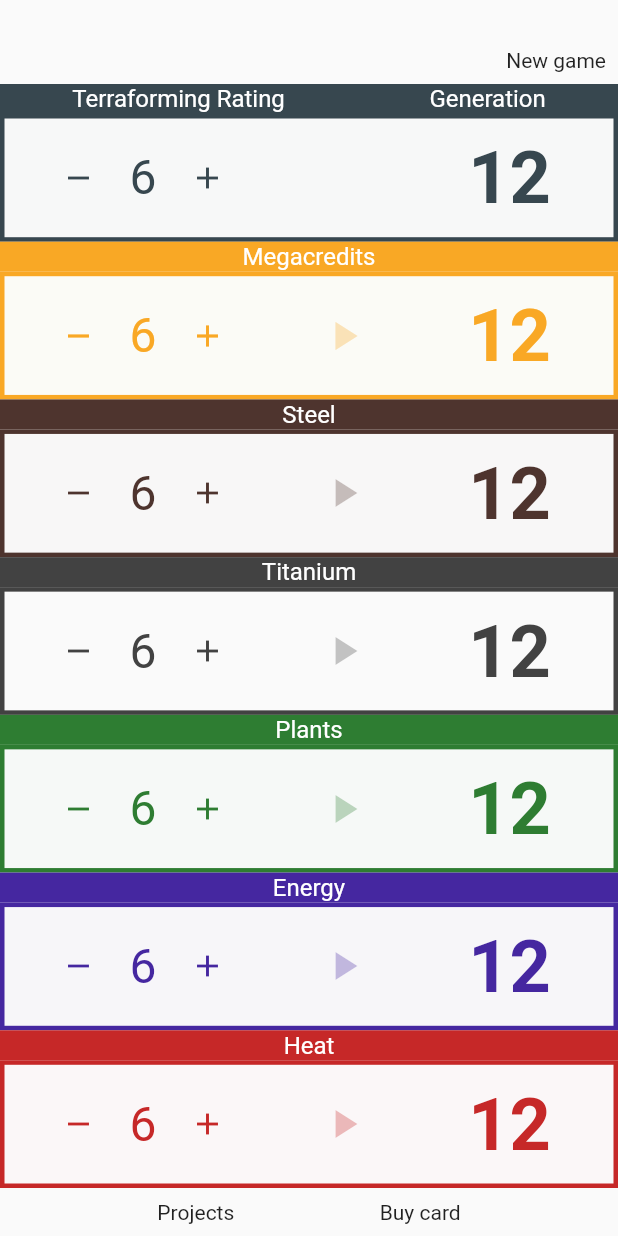
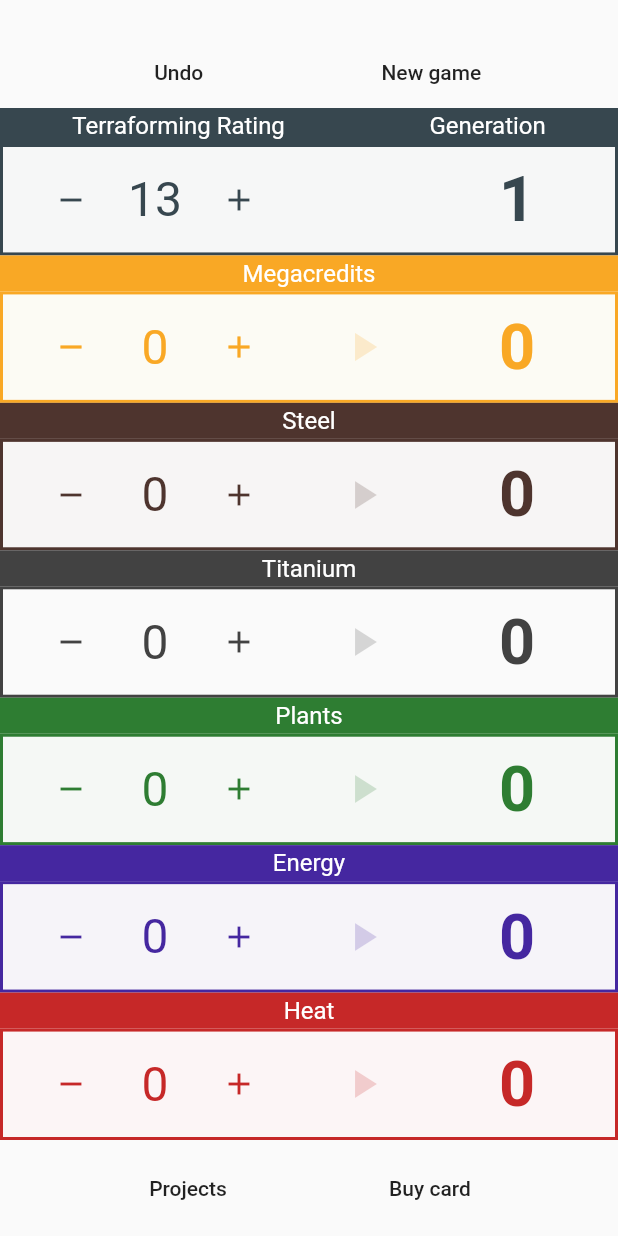
Before and after one commit to sebasrobert/tmTrackerApp, a Flutter app: the screen it shows after launch, after a tap on the "remove" icon, on a phone screen of 412 x 824 dp. Run offline on Flutter 3.47's test engine with Material 2 defaults, Android fonts, the phone set to English and light mode, and no system bars; our stand-ins replace numberpicker.

Commit message:
UI Design

```diff
--- a/lib/main.dart
+++ b/lib/main.dart
@@ -3,11 +3,20 @@ import 'package:numberpicker/numberpicker.dart';
 
 void main() => runApp(MyApp());
 
-const double borderCircularRadius = 0;
-const int mainColorTeint = 800;
-const int subColorTeint = 50;
-const double subColorOpacity = 0.2;
+const double BORDER_CIRCULAR_RADIUS = 0;
+const int MAIN_COLOR_TEINT = 800;
+const int SUB_COLOR_TEINT = 50;
+const double SUB_COLOR_OPACITY = 0.3;
+const double BORDER_WITH = 2;
+const double RESOURCE_FONT_SIZE= 42;
 
+const RESOURCE_TERRAFORMING_RATING = 'Terraforming Rating';
+const RESOURCE_MEGACREDITS = 'Megacredits';
+const RESOURCE_STEEL = 'Steel';
+const RESOURCE_TITANIUM = 'Titanium';
+const RESOURCE_PLANTS = 'Plants';
+const RESOURCE_ENERGY = 'Energy';
+const RESOURCE_HEAT = 'Heat';
 
 class MyApp extends StatelessWidget {
   // This widget is the root of your application.
@@ -33,29 +42,99 @@ class MyHomePage extends StatefulWidget {
 }
 
 class _MyHomePageState extends State<MyHomePage> {
-  int _counter = 0;
+  Map<String, int> _productions = new Map();
+  Map<String, int> _amounts = new Map();
+  int _generation = 1;
 
-  void _incrementCounter() {
+  @override
+  void initState() {
+    super.initState();
+    _reset();
+  }
+
+  void _incrementGeneration() {
     setState(() {
-      _counter++;
+      _productions.keys.forEach((String key) => {
+        _amounts[key] = _getAmount(key) + _productions[key]
+      });
+      _amounts[RESOURCE_MEGACREDITS] = _amounts[RESOURCE_MEGACREDITS] + _getProductions(RESOURCE_TERRAFORMING_RATING);
+      _generation++;
     });
   }
 
-  void _showDialog(String text, Color color) {
+  void _setResourceAmount(String type, int amount) {
+    setState(() {
+      if (amount != null) {
+        _amounts[type] = amount;
+      }
+    });
+  }
+
+  int _getAmount(String type) {
+    return _amounts[type] != null ? _amounts[type] : 0;
+  }
+
+  void _incrementProductions(String type) {
+    setState(() {
+      int currentValue = _productions[type];
+      if (currentValue == null) {
+        currentValue = 0;
+      }
+      _productions[type] = currentValue + 1;
+    });
+  }
+
+  void _decrementProductions(String type) {
+    setState(() {
+      int currentValue = _productions[type];
+      if (currentValue == null) {
+        currentValue = 0;
+      }
+      _productions[type] = currentValue - 1;
+    });
+  }
+
+  int _getProductions(String type) {
+    return _productions[type] != null ? _productions[type] : 0;
+  }
+
+  void _reset() {
+    setState(() {
+      _productions[RESOURCE_TERRAFORMING_RATING] = 14;
+      _productions[RESOURCE_MEGACREDITS] = 0;
+      _productions[RESOURCE_STEEL] = 0;
+      _productions[RESOURCE_TITANIUM] = 0;
+      _productions[RESOURCE_PLANTS] = 0;
+      _productions[RESOURCE_ENERGY] = 0;
+      _productions[RESOURCE_HEAT] = 0;
+
+      _amounts[RESOURCE_TERRAFORMING_RATING] = 14;
+      _amounts[RESOURCE_MEGACREDITS] = 0;
+      _amounts[RESOURCE_STEEL] = 0;
+      _amounts[RESOURCE_TITANIUM] = 0;
+      _amounts[RESOURCE_PLANTS] = 0;
+      _amounts[RESOURCE_ENERGY] = 0;
+      _amounts[RESOURCE_HEAT] = 0;
+
+      _generation = 1;
+    });
+  }
+
+  void _showDialog(String name, Color color) {
     showDialog<int>(
         context: context,
         builder: (BuildContext context) {
           return new NumberPickerDialog.integer(
-            minValue: 1,
-            maxValue: 100,
-            initialIntegerValue: 5,
+            minValue: 0,
+            maxValue: 1000,
+            initialIntegerValue: _amounts[name] != null ? _amounts[name] : 0,
             title: Row(
               mainAxisAlignment: MainAxisAlignment.center,
               children: [
                 Text(
-                  text,
+                  name,
                   style: TextStyle(
-                    fontSize: 24,
+                    fontSize: 32,
                     color: color,
                     fontWeight: FontWeight.w700,
                   ),
@@ -64,7 +143,9 @@ class _MyHomePageState extends State<MyHomePage> {
             ),
           );
         }
-    );
+    ).then((int value) => {
+      _setResourceAmount(name, value)
+    });
   }
 
   @override
@@ -89,42 +170,43 @@ class _MyHomePageState extends State<MyHomePage> {
                 padding: EdgeInsets.all(12.0),
               ),
               Padding(
-                padding: EdgeInsets.all(8.0),
+                padding: EdgeInsets.all(0),
                 child: Row(
-                  mainAxisAlignment: MainAxisAlignment.end,
+                  mainAxisAlignment: MainAxisAlignment.spaceEvenly,
                   children: <Widget>[
-                    Text('New game'),
+                    actionButton(text: 'Undo'),
+                    actionButton(text: 'New game'),
                   ],
                 ),
               ),
               Expanded(
-                  child: buildMainRow(color: Colors.blueGrey[mainColorTeint], subcolor: Colors.blueGrey[subColorTeint]),
+                  child: mainPanel(color: Colors.blueGrey[MAIN_COLOR_TEINT], subcolor: Colors.blueGrey[SUB_COLOR_TEINT]),
               ),
               Expanded(
-                  child: buildTrackerRow(color: Colors.yellow[mainColorTeint], subColor: Colors.yellow[subColorTeint], title: 'Megacredits')
+                  child: trackerPanel(color: Colors.yellow[MAIN_COLOR_TEINT], subColor: Colors.yellow[SUB_COLOR_TEINT], resource: RESOURCE_MEGACREDITS)
               ),
               Expanded(
-                  child: buildTrackerRow(color: Colors.brown[mainColorTeint], subColor: Colors.brown[subColorTeint], title: 'Steel')
+                  child: trackerPanel(color: Colors.brown[MAIN_COLOR_TEINT], subColor: Colors.brown[SUB_COLOR_TEINT], resource: RESOURCE_STEEL)
               ),
               Expanded(
-                  child: buildTrackerRow(color: Colors.grey[mainColorTeint], subColor: Colors.grey[subColorTeint], title: 'Titanium')
+                  child: trackerPanel(color: Colors.grey[MAIN_COLOR_TEINT], subColor: Colors.grey[SUB_COLOR_TEINT], resource: RESOURCE_TITANIUM)
               ),
               Expanded(
-                  child: buildTrackerRow(color: Colors.green[mainColorTeint], subColor: Colors.green[subColorTeint], title: 'Plants')
+                  child: trackerPanel(color: Colors.green[MAIN_COLOR_TEINT], subColor: Colors.green[SUB_COLOR_TEINT], resource: RESOURCE_PLANTS)
               ),
               Expanded(
-                  child: buildTrackerRow(color: Colors.deepPurple[mainColorTeint], subColor: Colors.deepPurple[subColorTeint], title: 'Energy')
+                  child: trackerPanel(color: Colors.deepPurple[MAIN_COLOR_TEINT], subColor: Colors.deepPurple[SUB_COLOR_TEINT], resource: RESOURCE_ENERGY)
               ),
               Expanded(
-                  child: buildTrackerRow(color: Colors.red[mainColorTeint], subColor: Colors.red[subColorTeint], title: 'Heat')
+                  child: trackerPanel(color: Colors.red[MAIN_COLOR_TEINT], subColor: Colors.red[SUB_COLOR_TEINT], resource: RESOURCE_HEAT)
               ),
               Padding(
                 padding: EdgeInsets.all(8.0),
                 child: Row(
                   mainAxisAlignment: MainAxisAlignment.spaceEvenly,
                   children: <Widget>[
-                    Text('Projects'),
-                    Text('Buy card'),
+                    actionButton(text: 'Projects'),
+                    actionButton(text: 'Buy card'),
                   ],
                 ),
               ),
@@ -135,18 +217,27 @@ class _MyHomePageState extends State<MyHomePage> {
     );
   }
 
-  Widget buildTrackerRow({Color color, Color subColor, String title}) => Container(
-      child: Column(
-        children: [
-          Container(
+  Widget actionButton({String text}) => FlatButton(
+    onPressed: _reset,
+    shape: RoundedRectangleBorder(
+      borderRadius: BorderRadius.all(
+          Radius.circular(20.0)
+      ),
+    ),
+    child: Text(
+      text,
+    ),
+  );
+
+  Widget rowHeader({String title, Color color}) => Container(
     constraints: BoxConstraints(
-              minHeight: 20,
+      minHeight: 24,
     ),
     decoration: BoxDecoration(
       color: color,
       borderRadius: new BorderRadius.only(
-                  topLeft:  const  Radius.circular(borderCircularRadius),
-                  topRight: const  Radius.circular(borderCircularRadius)
+          topLeft:  const  Radius.circular(BORDER_CIRCULAR_RADIUS),
+          topRight: const  Radius.circular(BORDER_CIRCULAR_RADIUS)
       ),
     ),
     child: Row(
@@ -162,28 +253,10 @@ class _MyHomePageState extends State<MyHomePage> {
         ),
       ],
     ),
-          ),
-          Expanded(child:Container(
-            decoration: BoxDecoration(
-              color: subColor.withOpacity(subColorOpacity),
-              borderRadius: new BorderRadius.only(
-                  bottomLeft:  const  Radius.circular(borderCircularRadius),
-                  bottomRight: const  Radius.circular(borderCircularRadius)
-              ),
-              border: Border.all(
-                color: color,
-                width: 3,
-              ),
-            ),
-            child: Column(
-              mainAxisAlignment: MainAxisAlignment.spaceEvenly,
-              children: [
-                Row(
-                  mainAxisAlignment: MainAxisAlignment.spaceAround,
-                  children: [
-                    Column(
-                      children: [
-                        Row(
+  );
+
+  Widget productionRow({Color color, String resource}) {
+    return Row(
       children: [
         Column(
           children: [
@@ -191,7 +264,7 @@ class _MyHomePageState extends State<MyHomePage> {
                 icon: Icon(Icons.remove,
                   color: color,
                 ),
-                                      onPressed: () {}
+                onPressed:  () => {_decrementProductions(resource)}
             ),
           ],
         ),
@@ -202,11 +275,18 @@ class _MyHomePageState extends State<MyHomePage> {
                 left: 10,
                 right: 10,
               ),
+              child: Container(
+
+                constraints: BoxConstraints(
+                  minWidth: 44,
+                ),
                 child: Text(
-                                      '6',
+                  '${_productions[resource] != null ? _productions[resource] : 0}',
+                  textAlign: TextAlign.center,
                   style: TextStyle(
                     fontSize: 32,
                     color: color, //Colors.black,
+                  ),
                 ),
               ),
             ),
@@ -218,18 +298,48 @@ class _MyHomePageState extends State<MyHomePage> {
                 icon: Icon(Icons.add,
                   color: color,
                 ),
-                                      onPressed: () {}
+                onPressed: () => {_incrementProductions(resource)}
             ),
           ],
         ),
       ]
+  );
+  }
+
+  Widget trackerPanel({Color color, Color subColor, String resource}) => Container(
+      child: Column(
+        children: [
+          rowHeader(
+            color: color,
+            title: resource,
           ),
+          Expanded(child:Container(
+            decoration: BoxDecoration(
+              color: subColor.withOpacity(SUB_COLOR_OPACITY),
+              borderRadius: new BorderRadius.only(
+                  bottomLeft:  const  Radius.circular(BORDER_CIRCULAR_RADIUS),
+                  bottomRight: const  Radius.circular(BORDER_CIRCULAR_RADIUS)
+              ),
+              border: Border.all(
+                color: color,
+                width: BORDER_WITH,
+              ),
+            ),
+            child: Column(
+              mainAxisAlignment: MainAxisAlignment.spaceEvenly,
+              children: [
+                Row(
+                  mainAxisAlignment: MainAxisAlignment.spaceAround,
+                  children: [
+                    Column(
+                      children: [
+                        productionRow(color: color, resource: resource),
                       ],
                     ),
                     Column(
                       children: [
                         Icon(Icons.play_arrow,
-                          color: color.withOpacity(0.3),
+                          color: color.withOpacity(0.2),
                           size: 32,
                         ),
                       ],
@@ -237,11 +347,16 @@ class _MyHomePageState extends State<MyHomePage> {
                     Column(
                       children: [
                         FlatButton(
-                          onPressed: () => _showDialog(title, color),
+                          onPressed: () => _showDialog(resource, color),
+                          shape: RoundedRectangleBorder(
+                              borderRadius: BorderRadius.all(
+                                  Radius.circular(20.0)
+                              ),
+                          ),
                           child: Text(
-                            '12',
+                            '${_amounts[resource] != null ? _amounts[resource] : 0}',
                             style: TextStyle(
-                              fontSize: 48,
+                              fontSize: RESOURCE_FONT_SIZE,
                               color: color,
                               fontWeight: FontWeight.w600,
                             ),
@@ -258,18 +373,18 @@ class _MyHomePageState extends State<MyHomePage> {
       )
   );
 
-  Widget buildMainRow({Color color, Color subcolor}) => Container(
+  Widget mainPanel({Color color, Color subcolor}) => Container(
       child: Column(
         children: [
           Container(
             constraints: BoxConstraints(
-              minHeight: 20,
+              minHeight: 24,
             ),
             decoration: BoxDecoration(
               color: color,
               borderRadius: new BorderRadius.only(
-                  topLeft:  const  Radius.circular(borderCircularRadius),
-                  topRight: const  Radius.circular(borderCircularRadius)
+                  topLeft:  const  Radius.circular(BORDER_CIRCULAR_RADIUS),
+                  topRight: const  Radius.circular(BORDER_CIRCULAR_RADIUS)
               ),
             ),
             child: Row(
@@ -297,14 +412,14 @@ class _MyHomePageState extends State<MyHomePage> {
           ),
           Expanded(child:Container(
             decoration: BoxDecoration(
-              color: subcolor.withOpacity(subColorOpacity),
+              color: subcolor.withOpacity(SUB_COLOR_OPACITY),
               borderRadius: new BorderRadius.only(
-                  bottomLeft:  const  Radius.circular(borderCircularRadius),
-                  bottomRight: const  Radius.circular(borderCircularRadius)
+                  bottomLeft:  const  Radius.circular(BORDER_CIRCULAR_RADIUS),
+                  bottomRight: const  Radius.circular(BORDER_CIRCULAR_RADIUS)
               ),
               border: Border.all(
                 color: color,
-                width: 3,
+                width: BORDER_WITH,
               ),
             ),
             child: Column(
@@ -315,47 +430,7 @@ class _MyHomePageState extends State<MyHomePage> {
                   children: [
                     Column(
                       children: [
-                        Row(
-                          children: [
-                            Column(
-                              children: [
-                                IconButton(
-                                    icon: Icon(Icons.remove,
-                                      color: color,
-                                    ),
-                                    onPressed: () {}
-                                ),
-                              ],
-                            ),
-                            Column(
-                              children: [
-                                Padding(
-                                  padding: EdgeInsets.only(
-                                    left: 10,
-                                    right: 10,
-                                  ),
-                                  child: Text(
-                                    '6',
-                                    style: TextStyle(
-                                      fontSize: 32,
-                                      color: color,
-                                    ),
-                                  ),
-                                ),
-                              ],
-                            ),
-                            Column(
-                              children: [
-                                IconButton(
-                                    icon: Icon(Icons.add,
-                                      color: color,
-                                    ),
-                                    onPressed: () {}
-                                ),
-                              ],
-                            ),
-                          ]
-                        ),
+                        productionRow(color: color, resource: RESOURCE_TERRAFORMING_RATING),
                       ],
                     ),
                     Column(
@@ -369,11 +444,16 @@ class _MyHomePageState extends State<MyHomePage> {
                     Column(
                       children: [
                         FlatButton(
-                          onPressed: () => _showDialog('', color),
+                          onPressed: _incrementGeneration,
+                          shape: RoundedRectangleBorder(
+                            borderRadius: BorderRadius.all(
+                                Radius.circular(20.0)
+                            ),
+                          ),
                           child: Text(
-                            '12',
+                            '${_generation}',
                             style: TextStyle(
-                              fontSize: 48,
+                              fontSize: RESOURCE_FONT_SIZE,
                               color: color,
                               fontWeight: FontWeight.w600,
                             ),
```
Lines whose indentation alone changed are shown as unchanged.
